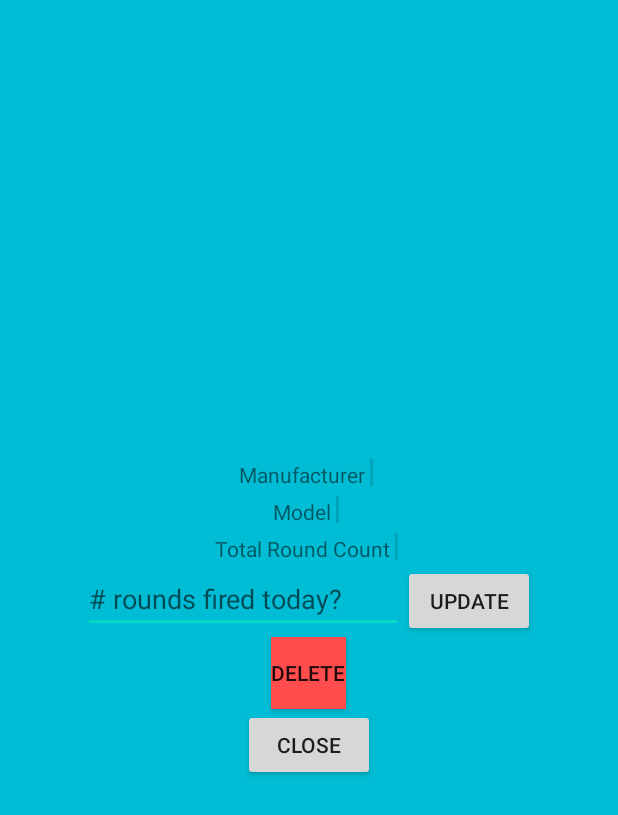
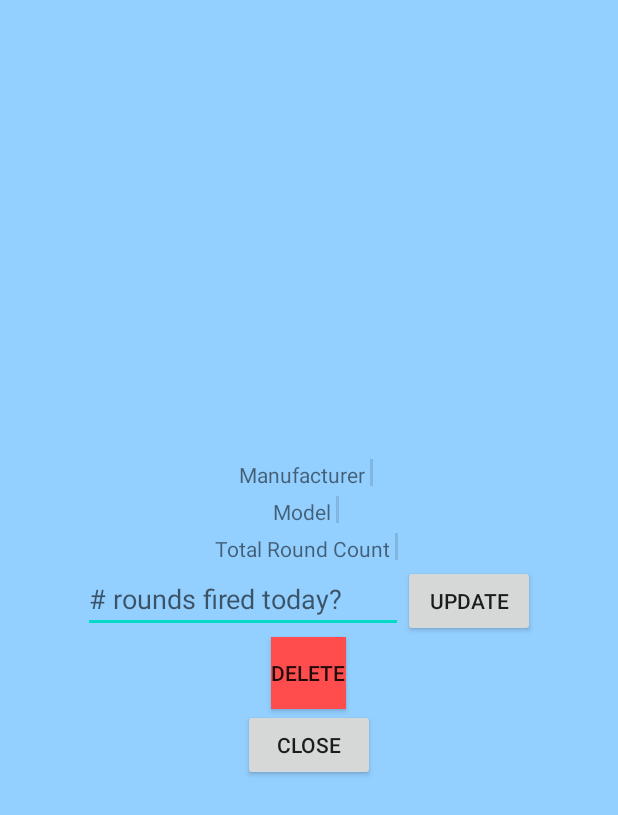
Before and after one commit to prescottwhite/gunlog, an Android app: the layout fragment_view_gun.xml on its own in the app's theme, with its tools: preview values and no code run, on a phone screen of 412 x 824 dp. Shown: the top 815 px of the screen. Run offline under Robolectric (Android 15) with nearby library versions, the phone set to English and light mode, and no system bars.

Commit message:
Use color resource for background of fragment

```diff
--- a/app/src/main/res/layout/fragment_view_gun.xml
+++ b/app/src/main/res/layout/fragment_view_gun.xml
@@ -3,7 +3,7 @@
     android:layout_width="match_parent"
     android:layout_height="match_parent"
     android:animateLayoutChanges="true"
-    android:background="#00BCD4"
+    android:background="@color/colorBackground"
     android:gravity="center"
     android:orientation="vertical">
 
@@ -19,7 +19,7 @@
             android:layout_weight="1"
             android:text="@string/text_manufacturer" />
 
-        <include layout="@layout/divider_view"/>
+        <include layout="@layout/divider_view" />
 
         <TextView
             android:id="@+id/textViewFragMfr"
@@ -40,7 +40,7 @@
             android:layout_weight="1"
             android:text="@string/text_model" />
 
-        <include layout="@layout/divider_view"/>
+        <include layout="@layout/divider_view" />
 
         <TextView
             android:id="@+id/textViewFragModel"
@@ -61,7 +61,7 @@
             android:layout_weight="1"
             android:text="@string/text_total_rounds" />
 
-        <include layout="@layout/divider_view"/>
+        <include layout="@layout/divider_view" />
 
         <TextView
             android:id="@+id/textViewFragTotalRounds"
--- a/app/src/main/res/layout/recyclerview_item.xml
+++ b/app/src/main/res/layout/recyclerview_item.xml
@@ -10,5 +10,5 @@
         style="@style/gun_title"
         android:layout_width="match_parent"
         android:layout_height="wrap_content"
-        android:background="#00BCD4" />
+        android:background="@color/colorBackground" />
 </LinearLayout>
--- a/app/src/main/res/values/colors.xml
+++ b/app/src/main/res/values/colors.xml
@@ -3,4 +3,6 @@
     <color name="colorPrimary">#6200EE</color>
     <color name="colorPrimaryDark">#3700B3</color>
     <color name="colorAccent">#03DAC5</color>
+
+    <color name="colorBackground">#93CFFF</color>
 </resources>
```
